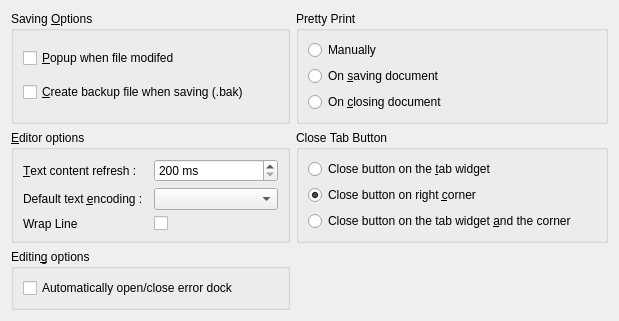
This is framework/application/customdialog/ui/customeditor.ui in phoenix741/xinx as Qt 5 draws it before an edit. The edited form follows.
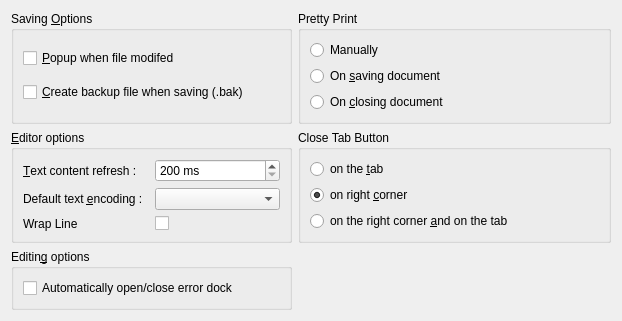
This is the edited form. Icons and pictures are not drawn.

Commit message: [TRD] Traduction en français en cours ...

What changed in the file:
```diff
--- a/framework/application/customdialog/ui/customeditor.ui
+++ b/framework/application/customdialog/ui/customeditor.ui
@@ -6,7 +6,7 @@
    <rect>
     <x>0</x>
     <y>0</y>
-    <width>619</width>
+    <width>622</width>
     <height>306</height>
    </rect>
   </property>
@@ -138,7 +138,7 @@
          <string>&lt;p&gt;&lt;img src=&quot;:/images/tabclose.png&quot;/&gt;Show a button on the right corner of &lt;b&gt;XINX&lt;/b&gt;.&lt;/p&gt;</string>
         </property>
         <property name="text">
-         <string>Close button on the &amp;tab widget</string>
+         <string>on the &amp;tab</string>
         </property>
        </widget>
       </item>
@@ -148,7 +148,7 @@
          <string>&lt;p&gt;&lt;img src=&quot;:/images/fileclose.png&quot;/&gt;Show a close button on each tab.&lt;/p&gt;</string>
         </property>
         <property name="text">
-         <string>Close button on right &amp;corner</string>
+         <string>on right &amp;corner</string>
         </property>
         <property name="checked">
          <bool>true</bool>
@@ -161,7 +161,7 @@
          <string>&lt;p&gt;&lt;img src=&quot;:/images/tabclose.png&quot; /&gt;&lt;img src=&quot;:/images/fileclose.png&quot; /&gt;Show a button on the right corner of &lt;b&gt;XINX&lt;/b&gt; and another on each tab. This option is the concatenation of the two other options&lt;/p&gt;</string>
         </property>
         <property name="text">
-         <string>Close button on the tab widget &amp;and the corner</string>
+         <string>on the right corner &amp;and on the tab</string>
         </property>
        </widget>
       </item>
```
The commit also changes 1 other file.
